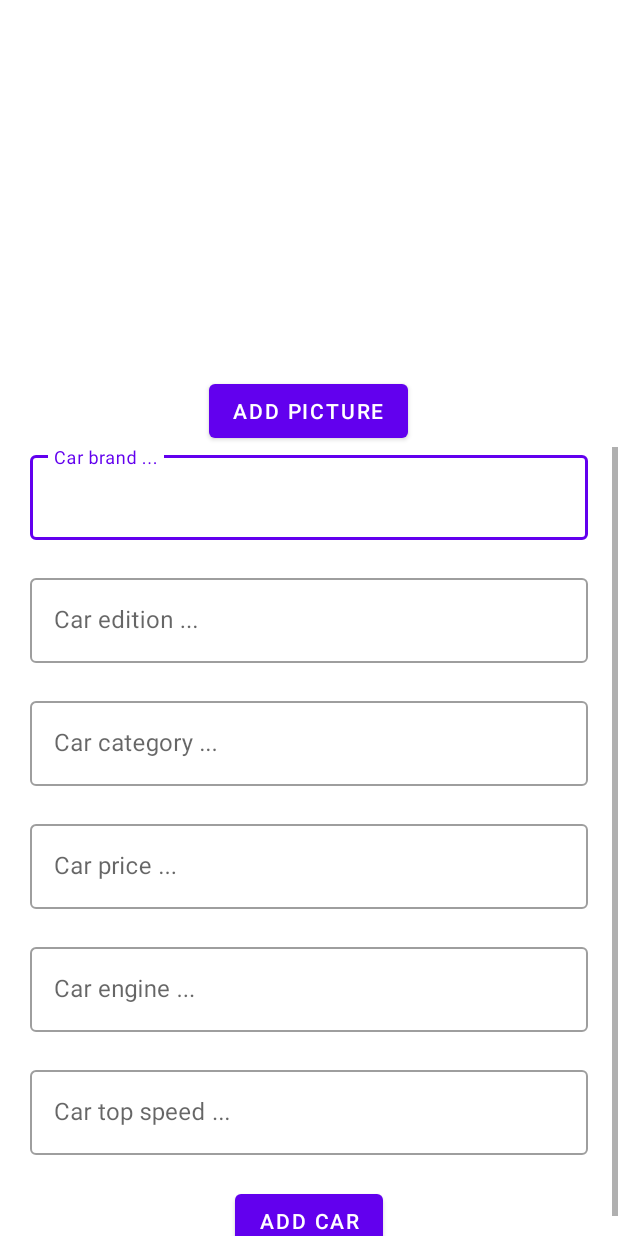
After one commit to amjed96/android-car-rent, an Android app: the layout fragment_add_car.xml on its own in the app's theme, with its tools: preview values and no code run, on a phone screen of 412 x 824 dp. The commit adds this screen. Run offline under Robolectric (Android 15) with nearby library versions, the phone set to English and light mode, and no system bars.

Commit message:
eya-2nd-commit

```diff
--- /dev/null
+++ b/app/src/main/res/layout/fragment_add_car.xml
@@ -0,0 +1,148 @@
+<?xml version="1.0" encoding="utf-8"?>
+<FrameLayout xmlns:android="http://schemas.android.com/apk/res/android"
+    xmlns:tools="http://schemas.android.com/tools"
+    android:layout_width="match_parent"
+    android:layout_height="match_parent"
+    tools:context=".AddCarFragment">
+
+    <!-- TODO: Update blank fragment layout -->
+    <LinearLayout
+        android:orientation="vertical"
+        android:layout_width="match_parent"
+        android:layout_height="match_parent">
+
+        <ImageView
+            android:id="@+id/carPicIv"
+            android:layout_width="match_parent"
+            android:layout_height="250dp"/>
+
+        <Button
+            android:layout_gravity="center_horizontal"
+            android:id="@+id/addPicBtn"
+            android:text="Add Picture"
+            android:layout_width="wrap_content"
+            android:layout_height="wrap_content">
+        </Button>
+
+        <ScrollView
+            android:layout_width="match_parent"
+            android:layout_height="match_parent">
+
+            <LinearLayout
+                android:orientation="vertical"
+                android:layout_width="match_parent"
+                android:layout_height="match_parent">
+
+                <com.google.android.material.textfield.TextInputLayout
+                    style="@style/Widget.MaterialComponents.TextInputLayout.OutlinedBox"
+                    android:id="@+id/carBrandTIL"
+                    android:hint="Car brand ..."
+                    android:layout_marginHorizontal="20dp"
+                    android:layout_width="match_parent"
+                    android:layout_height="wrap_content"
+                    android:layout_marginBottom="20dp">
+
+                    <EditText
+                        android:layout_width="match_parent"
+                        android:layout_height="wrap_content">
+                    </EditText>
+
+                </com.google.android.material.textfield.TextInputLayout>
+
+                <com.google.android.material.textfield.TextInputLayout
+                    style="@style/Widget.MaterialComponents.TextInputLayout.OutlinedBox"
+                    android:id="@+id/carEditionTIL"
+                    android:hint="Car edition ..."
+                    android:layout_marginHorizontal="20dp"
+                    android:layout_width="match_parent"
+                    android:layout_height="wrap_content"
+                    android:layout_marginBottom="20dp">
+
+                    <EditText
+                        android:layout_width="match_parent"
+                        android:layout_height="wrap_content">
+                    </EditText>
+
+                </com.google.android.material.textfield.TextInputLayout>
+
+                <com.google.android.material.textfield.TextInputLayout
+                    style="@style/Widget.MaterialComponents.TextInputLayout.OutlinedBox"
+                    android:id="@+id/carCategoryTIL"
+                    android:hint="Car category ..."
+                    android:layout_marginHorizontal="20dp"
+                    android:layout_width="match_parent"
+                    android:layout_height="wrap_content"
+                    android:layout_marginBottom="20dp">
+
+                    <EditText
+                        android:layout_width="match_parent"
+                        android:layout_height="wrap_content">
+                    </EditText>
+
+                </com.google.android.material.textfield.TextInputLayout>
+
+                <com.google.android.material.textfield.TextInputLayout
+                    style="@style/Widget.MaterialComponents.TextInputLayout.OutlinedBox"
+                    android:id="@+id/carPriceTIL"
+                    android:hint="Car price ..."
+                    android:layout_marginHorizontal="20dp"
+                    android:layout_width="match_parent"
+                    android:layout_height="wrap_content"
+                    android:layout_marginBottom="20dp">
+
+                    <EditText
+                        android:inputType="number"
+                        android:layout_width="match_parent"
+                        android:layout_height="wrap_content">
+                    </EditText>
+
+                </com.google.android.material.textfield.TextInputLayout>
+
+                <com.google.android.material.textfield.TextInputLayout
+                    style="@style/Widget.MaterialComponents.TextInputLayout.OutlinedBox"
+                    android:id="@+id/carEngineTIL"
+                    android:hint="Car engine ..."
+                    android:layout_marginHorizontal="20dp"
+                    android:layout_width="match_parent"
+                    android:layout_height="wrap_content"
+                    android:layout_marginBottom="20dp">
+
+                    <EditText
+                        android:layout_width="match_parent"
+                        android:layout_height="wrap_content">
+                    </EditText>
+
+                </com.google.android.material.textfield.TextInputLayout>
+
+                <com.google.android.material.textfield.TextInputLayout
+                    style="@style/Widget.MaterialComponents.TextInputLayout.OutlinedBox"
+                    android:id="@+id/carTopSpeedTIL"
+                    android:hint="Car top speed ..."
+                    android:layout_marginHorizontal="20dp"
+                    android:layout_width="match_parent"
+                    android:layout_height="wrap_content"
+                    android:layout_marginBottom="20dp">
+
+                    <EditText
+                        android:inputType="number"
+                        android:layout_width="match_parent"
+                        android:layout_height="wrap_content">
+                    </EditText>
+
+                </com.google.android.material.textfield.TextInputLayout>
+
+                <Button
+                    android:id="@+id/addCarBtn"
+                    android:text="Add Car"
+                    android:layout_gravity="center_horizontal"
+                    android:layout_width="wrap_content"
+                    android:layout_height="wrap_content">
+                </Button>
+
+            </LinearLayout>
+
+        </ScrollView>
+
+    </LinearLayout>
+
+</FrameLayout>
--- a/app/src/main/res/layout/item_category.xml
+++ b/app/src/main/res/layout/item_category.xml
@@ -15,7 +15,7 @@
             android:layout_height="match_parent">
 
             <ImageView
-
+                android:id="@+id/catPicIV"
                 android:layout_width="match_parent"
                 android:layout_height="75dp"
                 app:srcCompat="@drawable/suv">
@@ -23,13 +23,16 @@
             </ImageView>
 
             <TextView
+                android:id="@+id/catNameTv"
                 android:textSize="16dp"
                 android:layout_gravity="center"
                 android:layout_width="wrap_content"
                 android:layout_height="wrap_content"
                 android:text="SUV">
             </TextView>
+
             <TextView
+                android:id="@+id/catNumberTv"
                 android:textColor="@color/blue"
                 android:layout_gravity="center"
                 android:text="10"
```
Also changed, not shown: app/src/main/java/tn/esprit/myapplication/AddCarFragment.java (added, +64 -0 lines), app/src/main/java/tn/esprit/myapplication/AddCategoryFragment.java (added, +64 -0 lines), app/src/main/java/tn/esprit/myapplication/CategoriesAdapter.java (added, +72 -0 lines), app/src/main/java/tn/esprit/myapplication/entity/Category.java (+10 -5 lines), app/src/main/res/layout/fragment_add_category.xml (added, +55 -0 lines), app/src/main/res/menu/admin_bottom_menu.xml (added, +24 -0 lines).
